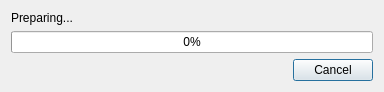
timschneeb/DDCToolbox, file widget/CurveFittingWorkerDialog.ui: the form before one commit.
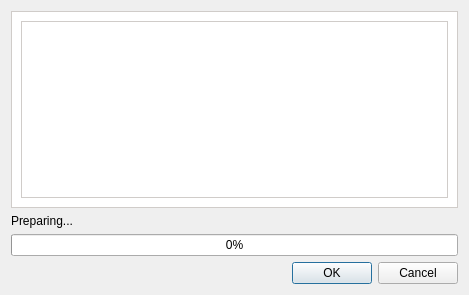
The form after the commit. Custom widgets are drawn as their Qt base class.

The edit to the form file:
```diff
--- a/widget/CurveFittingWorkerDialog.ui
+++ b/widget/CurveFittingWorkerDialog.ui
@@ -6,14 +6,49 @@
    <rect>
     <x>0</x>
     <y>0</y>
-    <width>384</width>
-    <height>91</height>
+    <width>469</width>
+    <height>295</height>
    </rect>
   </property>
   <property name="windowTitle">
    <string>Curve fitting</string>
   </property>
   <layout class="QVBoxLayout" name="verticalLayout">
+   <item>
+    <widget class="QFrame" name="frame">
+     <property name="styleSheet">
+      <string notr="true">background-color: rgb(255, 255, 255);
+border: 1px solid rgb(208, 204, 201) </string>
+     </property>
+     <property name="frameShape">
+      <enum>QFrame::StyledPanel</enum>
+     </property>
+     <property name="frameShadow">
+      <enum>QFrame::Raised</enum>
+     </property>
+     <layout class="QVBoxLayout" name="verticalLayout_2">
+      <item>
+       <widget class="QCustomPlot" name="rmsePlot" native="true">
+        <layout class="QVBoxLayout" name="verticalLayout_3">
+         <item>
+          <spacer name="verticalSpacer">
+           <property name="orientation">
+            <enum>Qt::Vertical</enum>
+           </property>
+           <property name="sizeHint" stdset="0">
+            <size>
+             <width>20</width>
+             <height>163</height>
+            </size>
+           </property>
+          </spacer>
+         </item>
+        </layout>
+       </widget>
+      </item>
+     </layout>
+    </widget>
+   </item>
    <item>
     <widget class="QLabel" name="progressText">
      <property name="text">
@@ -28,31 +63,31 @@
      </property>
     </widget>
    </item>
-   <item>
-    <spacer name="verticalSpacer_2">
-     <property name="orientation">
-      <enum>Qt::Vertical</enum>
-     </property>
-     <property name="sizeHint" stdset="0">
-      <size>
-       <width>20</width>
-       <height>40</height>
-      </size>
-     </property>
-    </spacer>
-   </item>
    <item>
     <widget class="QDialogButtonBox" name="buttonBox">
      <property name="orientation">
       <enum>Qt::Horizontal</enum>
      </property>
      <property name="standardButtons">
-      <set>QDialogButtonBox::Cancel</set>
+      <set>QDialogButtonBox::Cancel|QDialogButtonBox::Ok</set>
      </property>
     </widget>
    </item>
   </layout>
  </widget>
+ <customwidgets>
+  <customwidget>
+   <class>QTintableProgressBar</class>
+   <extends>QProgressBar</extends>
+   <header>widget/QTintableProgressBar.h</header>
+  </customwidget>
+  <customwidget>
+   <class>QCustomPlot</class>
+   <extends>QWidget</extends>
+   <header>plot/QCustomPlot.h</header>
+   <container>1</container>
+  </customwidget>
+ </customwidgets>
  <resources/>
  <connections>
   <connection>
```
Left out of the diff: 2 changed lines with no effect on the pictures.
